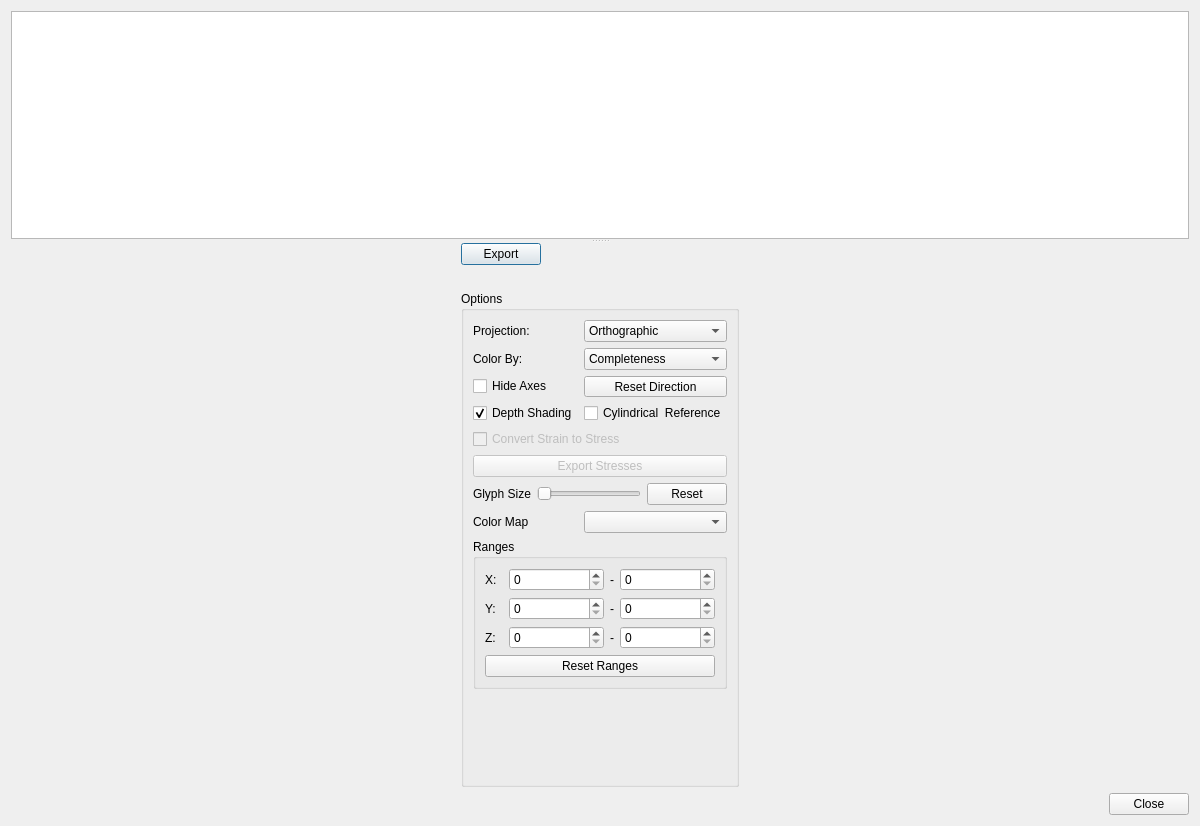
Old version of the form hexrd/ui/resources/ui/fit_grains_results_dialog.ui in the repository HEXRD/hexrdgui.
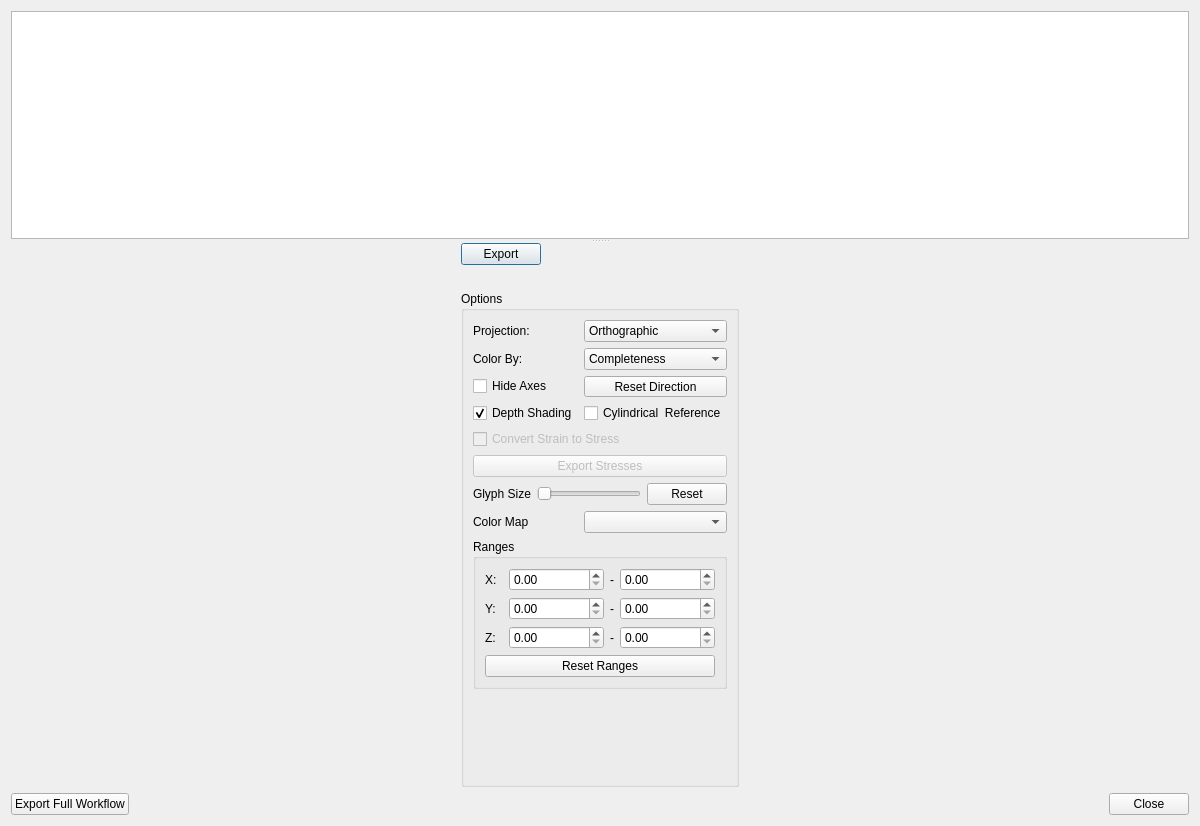
New version of the form. Custom widgets are drawn as their Qt base class.

Commit message: Add export workflow button

```diff
--- a/hexrd/ui/resources/ui/fit_grains_results_dialog.ui
+++ b/hexrd/ui/resources/ui/fit_grains_results_dialog.ui
@@ -544,6 +544,15 @@
     <layout class="QVBoxLayout" name="toolbar_layout"/>
    </item>
    <item>
+    <layout class="QHBoxLayout" name="horizontalLayout_3">
+     <item>
+      <widget class="QPushButton" name="export_workflow">
+       <property name="text">
+        <string>Export Full Workflow</string>
+       </property>
+      </widget>
+     </item>
+     <item>
     <widget class="QDialogButtonBox" name="button_box">
      <property name="orientation">
       <enum>Qt::Horizontal</enum>
@@ -554,12 +563,14 @@
     </widget>
    </item>
   </layout>
+   </item>
+  </layout>
  </widget>
  <customwidgets>
   <customwidget>
    <class>ScientificDoubleSpinBox</class>
-   <extends>QSpinBox</extends>
-   <header>hexrd/ui/scientificspinbox</header>
+   <extends>QDoubleSpinBox</extends>
+   <header>scientificspinbox.h</header>
    <container>1</container>
   </customwidget>
   <customwidget>
```
Lines whose indentation alone changed are shown as unchanged. The commit also changes 2 other files.
